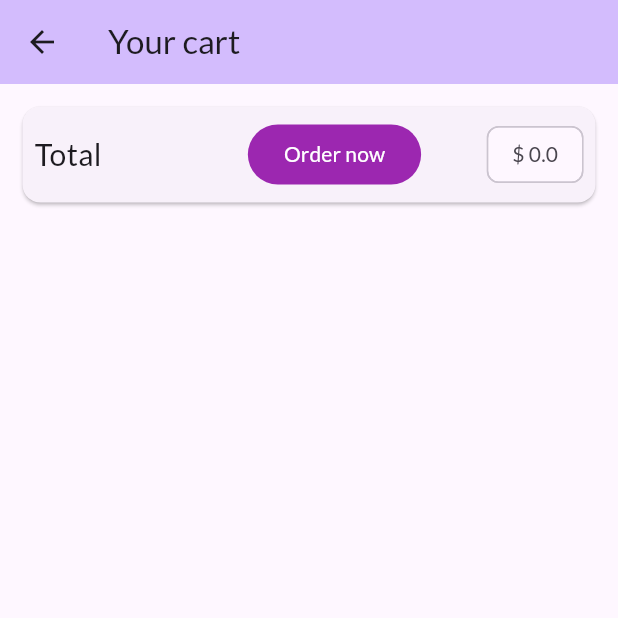
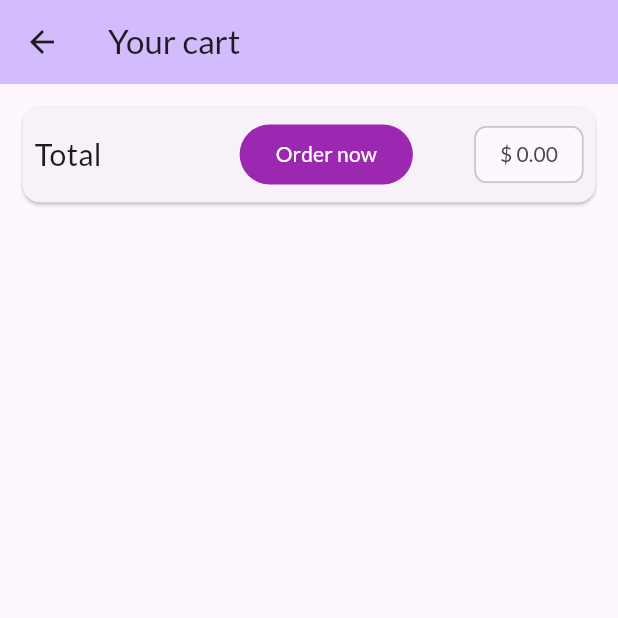
Before and after one commit to Reghay-repo/shop_app_flutter, a Flutter app: the CartScreen screen opened by its route, on a phone screen of 412 x 824 dp, the top half of it. Run offline on Flutter 3.47's test engine with Material 2 defaults, Android fonts, the phone set to English and light mode, and no system bars; network calls fail.

Commit message:
fix rounded numbers after comma in cart sreen

```diff
--- a/lib/screens/cart_screen.dart
+++ b/lib/screens/cart_screen.dart
@@ -31,7 +31,9 @@ class CartScreen extends StatelessWidget {
                   width: 10,
                 ),
                 FilledButton(onPressed: () {}, child: const Text('Order now')),
-                Chip(label: Text('\$ ${cartStore.totalAmount.toString()}'))
+                Chip(
+                    label:
+                        Text('\$ ${cartStore.totalAmount.toStringAsFixed(2)}'))
               ],
             ),
           ),
```
